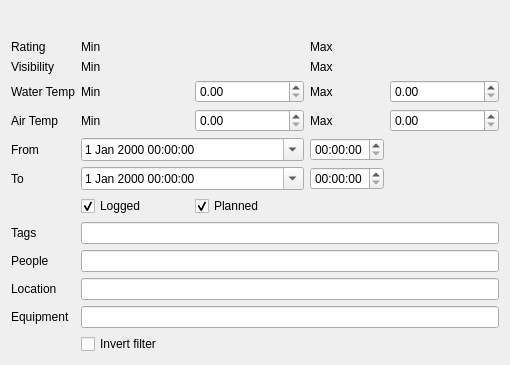
Qt form desktop-widgets/filterwidget2.ui (subsurface/subsurface) before a commit.
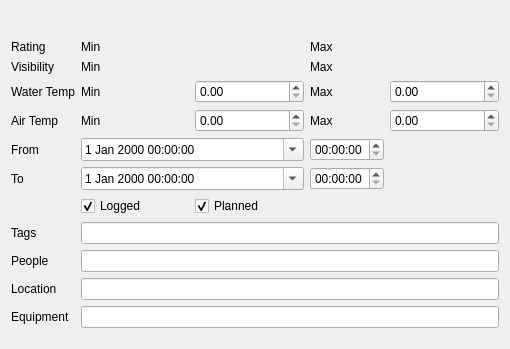
The same form after that commit. Icons and pictures are not drawn. Custom widgets are drawn as their Qt base class.

Commit message:
Filter: remove unused invertFilter option
A more fine grained method was implemented in 8b24472aa5 and the
UI element was hidden. Remove it.

Diff of the .ui file:
```diff
--- a/desktop-widgets/filterwidget2.ui
+++ b/desktop-widgets/filterwidget2.ui
@@ -62,16 +62,6 @@
    <item row="3" column="6">
     <widget class="QDoubleSpinBox" name="minWaterTemp"/>
    </item>
-   <item row="12" column="2" colspan="7">
-    <widget class="QCheckBox" name="invertFilter">
-     <property name="toolTip">
-      <string>Display dives that will not match the search, only applies to tags, people, location and equipment</string>
-     </property>
-     <property name="text">
-      <string>Invert filter</string>
-     </property>
-    </widget>
-   </item>
    <item row="2" column="7">
     <widget class="QLabel" name="label_16">
      <property name="text">
```
Left out of the diff: 1 changed line with no effect on the pictures. The commit also changes 2 other files.
